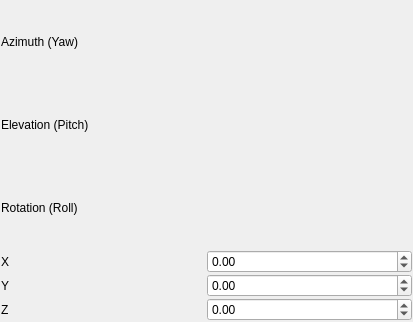
First picture: the form in utils/corestructs/cameraModel/affine3dControlWidget.ui, repository NickPenkrat/corecvs, before the edit.
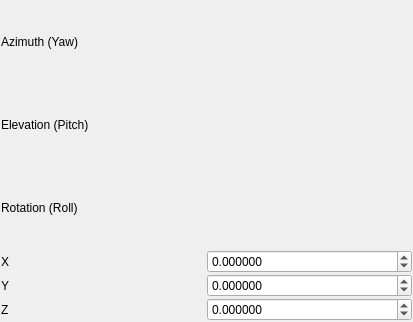
Second picture: the form after the edit. Custom widgets are drawn as their Qt base class.

```diff
--- a/utils/corestructs/cameraModel/affine3dControlWidget.ui
+++ b/utils/corestructs/cameraModel/affine3dControlWidget.ui
@@ -88,6 +88,9 @@
      </item>
      <item row="0" column="1">
       <widget class="QDoubleSpinBox" name="spinBoxX">
+       <property name="decimals">
+        <number>6</number>
+       </property>
        <property name="minimum">
         <double>-1000000.000000000000000</double>
        </property>
@@ -98,6 +101,9 @@
      </item>
      <item row="1" column="1">
       <widget class="QDoubleSpinBox" name="spinBoxY">
+       <property name="decimals">
+        <number>6</number>
+       </property>
        <property name="minimum">
         <double>-1000000.000000000000000</double>
        </property>
@@ -108,6 +114,9 @@
      </item>
      <item row="2" column="1">
       <widget class="QDoubleSpinBox" name="spinBoxZ">
+       <property name="decimals">
+        <number>6</number>
+       </property>
        <property name="minimum">
         <double>-1000000.000000000000000</double>
        </property>
```
